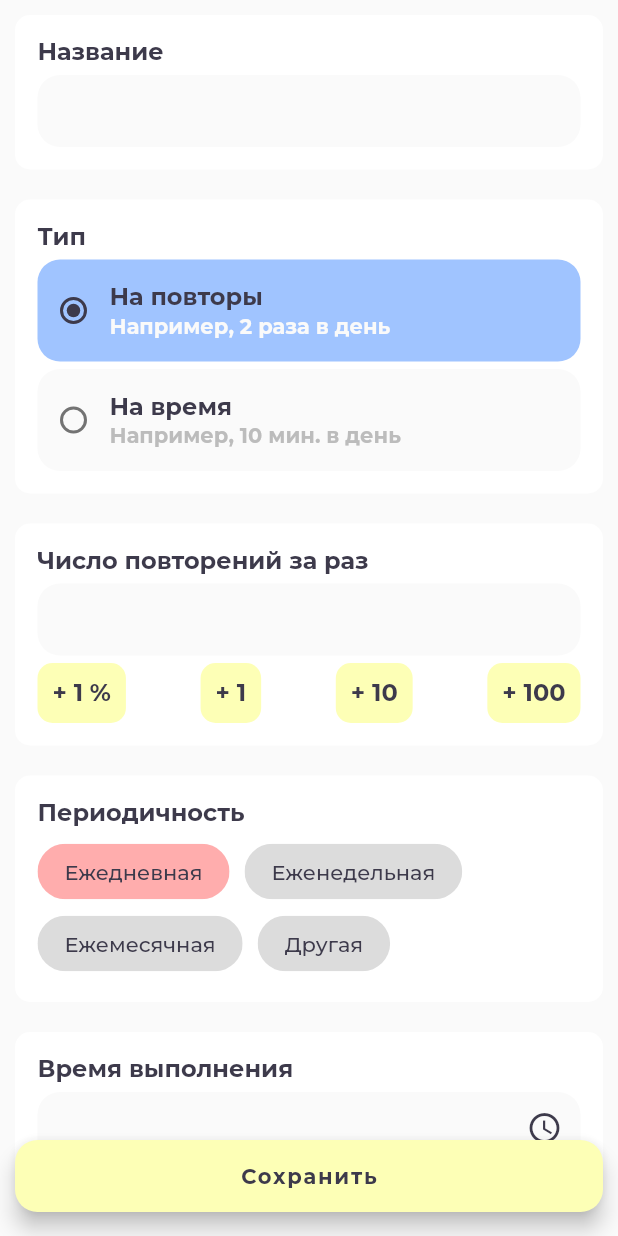
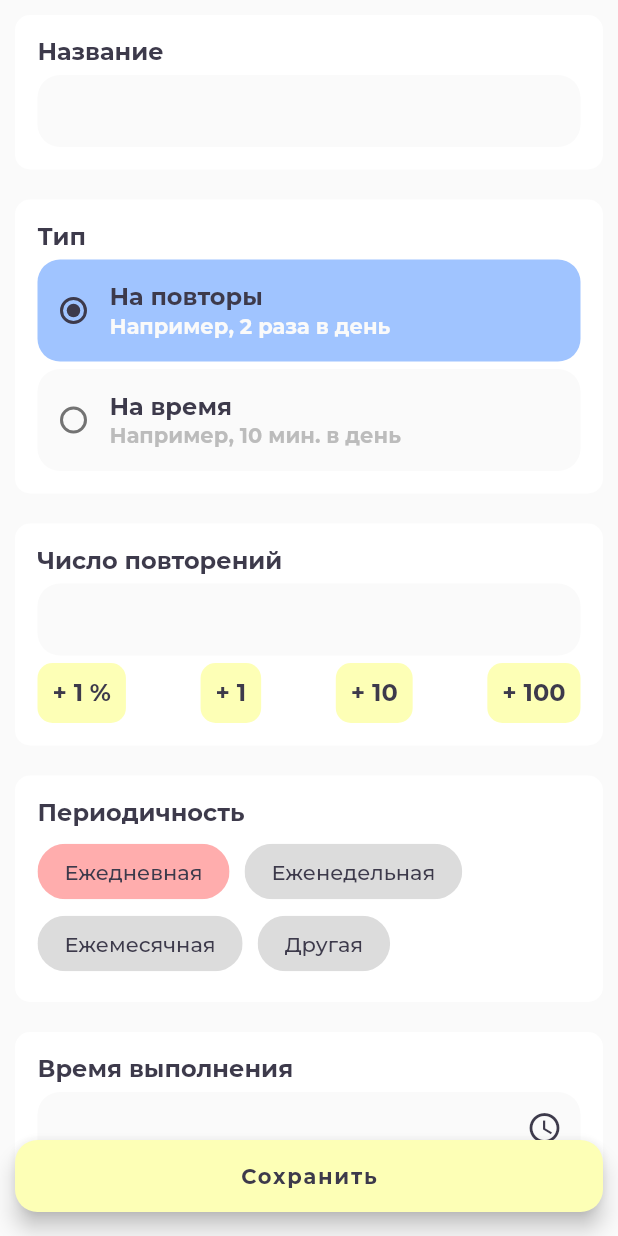
Before and after one commit to potykion/yaxxxta, a Flutter app: the HabitFormPage screen opened by its route, on a phone screen of 412 x 824 dp. Run offline on Flutter 3.47's test engine with Material 2 defaults, Android fonts, the phone set to English and light mode, and no system bars; our stand-ins replace cloud_firestore, device_info, firebase_auth, firebase_core, flutter_hooks, flutter_local_notifications and 10 more; missing offline and left inert: infinite_listview; accounts and stored records are empty; generated files the repository leaves out were written again.

Commit message:
Fix DateRange.fromDateTimeAndTimes & rename "число повторений за раз"

```diff
--- a/lib/habit/domain/models.dart
+++ b/lib/habit/domain/models.dart
@@ -27,7 +27,7 @@ abstract class Habit with _$Habit {
     /// Тип
     @Default(HabitType.repeats) HabitType type,
 
-    /// Продолжительность / число повторений за раз
+    /// Продолжительность / число повторений
     @Default(1) double goalValue,
 
     /// Время выполнения привычки
--- a/lib/habit/ui/form/pages.dart
+++ b/lib/habit/ui/form/pages.dart
@@ -136,7 +136,7 @@ class HabitFormPage extends HookWidget {
           if (vm.type == HabitType.repeats)
             PaddedContainerCard(
               children: [
-                BiggerText(text: "Число повторений за раз"),
+                BiggerText(text: "Число повторений"),
                 SizedBox(height: 5),
                 TextInput<double>(
                   initial: vm.goalValue,
```
Also changed, not shown: lib/core/utils/dt.dart (+12 -7 lines).
